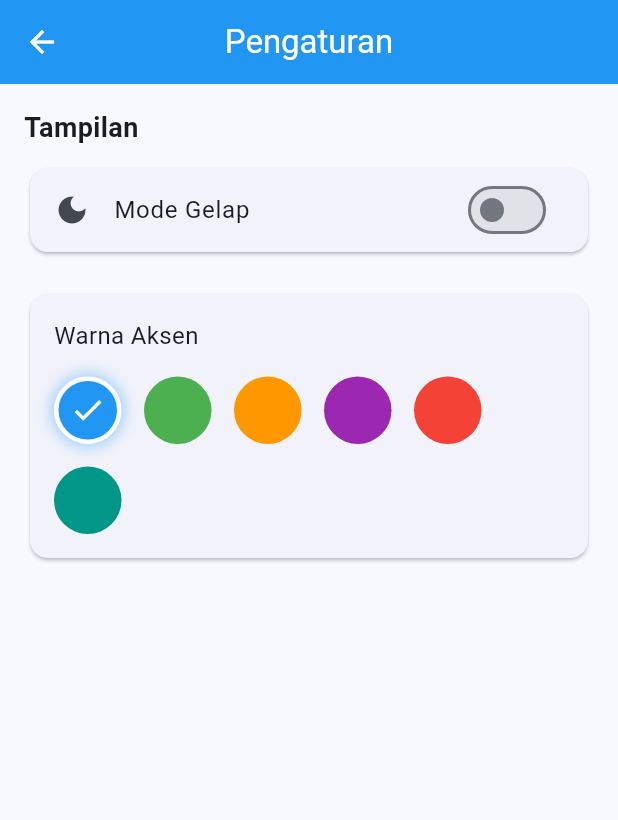
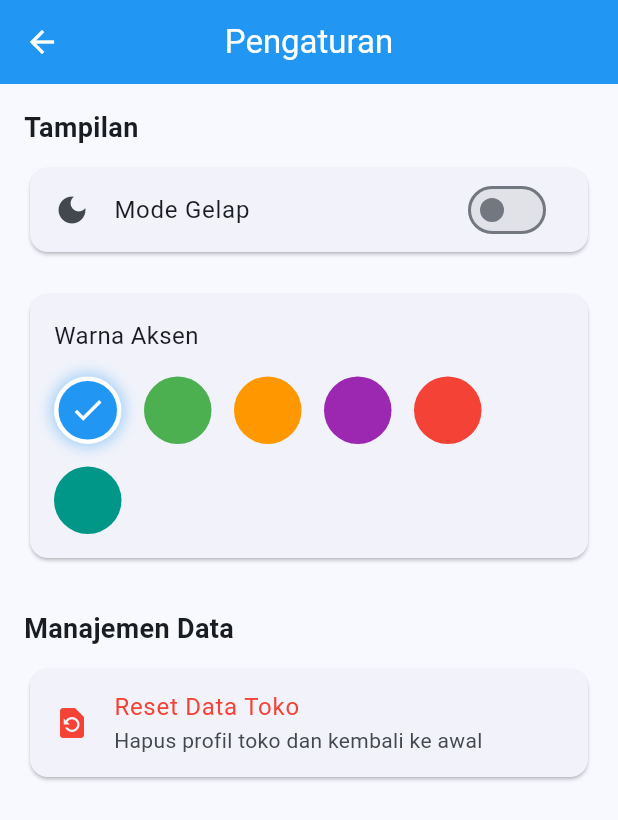
Before and after one commit to farrelarrayyan/POSsible, a Flutter app: the HomeScreen screen opened directly, after a tap on "Pengaturan", on a phone screen of 412 x 824 dp. Shown: the top 820 px of the screen. Run offline on Flutter 3.47's test engine with Material 3 defaults, Android fonts, the phone set to English and light mode, and no system bars; our stand-ins replace image_picker, shared_preferences; accounts and stored records are empty.

Commit message:
feat: OOBE and homescreen store display

```diff
--- a/lib/screens/home_screen.dart
+++ b/lib/screens/home_screen.dart
@@ -1,5 +1,8 @@
 import 'package:flutter/material.dart';
 import 'settings_screen.dart';
+import 'dart:io';
+import 'package:provider/provider.dart';
+import '../providers/store_provider.dart';
 
 class HomeScreen extends StatelessWidget {
   const HomeScreen({super.key});
@@ -26,18 +29,42 @@ class HomeScreen extends StatelessWidget {
         children: [
           const SizedBox(height: 40),
           // --- BAGIAN HEADER (Foto & Nama Toko) ---
-          const CircleAvatar(
+          Consumer<StoreProvider>(
+            builder: (context, storeProvider, child) {
+              return Column(
+                children: [
+                  CircleAvatar(
                     radius: 50,
-            // Temporary placehodler
-            child: Icon(Icons.storefront, size: 50),
+                    // Cek apakah ada path foto yang tersimpan
+                    backgroundImage: storeProvider.imagePath.isNotEmpty
+                        ? FileImage(File(storeProvider.imagePath))
+                        : null,
+                    child: storeProvider.imagePath.isEmpty
+                        ? const Icon(Icons.storefront, size: 50)
+                        : null,
                   ),
                   const SizedBox(height: 16),
-          const Text(
-            'Toko Placeholder',
-            style: TextStyle(
+                  Text(
+                    // Menampilkan nama toko
+                    storeProvider.storeName.isNotEmpty
+                        ? storeProvider.storeName
+                        : 'Nama Toko',
+                    style: const TextStyle(
                       fontSize: 26,
                       fontWeight: FontWeight.bold,
                     ),
+                  ),
+                  // Menampilkan lokasi toko
+                  if (storeProvider.storeLocation.isNotEmpty) ...[
+                    const SizedBox(height: 4),
+                    Text(
+                      storeProvider.storeLocation,
+                      style: const TextStyle(color: Colors.grey, fontSize: 16),
+                    ),
+                  ]
+                ],
+              );
+            },
           ),
 
           const SizedBox(height: 40),
--- a/lib/screens/settings_screen.dart
+++ b/lib/screens/settings_screen.dart
@@ -1,9 +1,56 @@
 import 'package:flutter/material.dart';
 import 'package:provider/provider.dart';
 import '../providers/theme_provider.dart';
+import '../providers/store_provider.dart';
+import 'oobe_screen.dart';
 
 class SettingsScreen extends StatelessWidget {
   const SettingsScreen({super.key});
+
+  // Fungsi untuk memunculkan dialog konfirmasi
+  void _showResetConfirmation(BuildContext context) {
+    showDialog(
+      context: context,
+      builder: (BuildContext dialogContext) {
+        return AlertDialog(
+          title: const Text('Reset Data Toko?'),
+          content: const Text(
+            'Apakah kamu yakin ingin menghapus nama toko, foto, dan lokasi? '
+            'Kamu akan dikembalikan ke layar awal aplikasi.',
+          ),
+          actions: [
+            TextButton(
+              onPressed: () {
+                Navigator.pop(dialogContext);
+              },
+              child: const Text('Batal'),
+            ),
+            ElevatedButton(
+              onPressed: () async {
+                Navigator.pop(dialogContext);
+
+                // Hapus data dari provider & memori
+                await Provider.of<StoreProvider>(context, listen: false).clearStoreInfo();
+
+                // Pindah ke OOBE
+                if (!context.mounted) return;
+                Navigator.pushAndRemoveUntil(
+                  context,
+                  MaterialPageRoute(builder: (context) => const OobeScreen()),
+                  (route) => false,
+                );
+              },
+              style: ElevatedButton.styleFrom(
+                backgroundColor: Colors.red,
+                foregroundColor: Colors.white,
+              ),
+              child: const Text('Ya, Reset'),
+            ),
+          ],
+        );
+      },
+    );
+  }
 
   @override
   Widget build(BuildContext context) {
@@ -79,6 +126,28 @@ class SettingsScreen extends StatelessWidget {
               ),
             ),
           ),
+
+          // Manajemen data (reset toko)
+          const SizedBox(height: 30),
+          const Text(
+            'Manajemen Data',
+            style: TextStyle(
+              fontSize: 18,
+              fontWeight: FontWeight.bold
+              )
+            ),
+          const SizedBox(height: 10),
+          Card(
+            elevation: 1,
+            shape: RoundedRectangleBorder(borderRadius: BorderRadius.circular(12)),
+            child: ListTile(
+              leading: const Icon(Icons.restore_page, color: Colors.red),
+              title: const Text('Reset Data Toko', style: TextStyle(color: Colors.red)),
+              subtitle: const Text('Hapus profil toko dan kembali ke awal'),
+              shape: RoundedRectangleBorder(borderRadius: BorderRadius.circular(12)),
+              onTap: () => _showResetConfirmation(context),
+            ),
+          ),
         ],
       ),
     );
--- a/pubspec.yaml
+++ b/pubspec.yaml
@@ -36,6 +36,9 @@ dependencies:
   cupertino_icons: ^1.0.8
   provider: ^6.1.2
   shared_preferences: ^2.2.3
+  image_picker: ^1.2.1
+  path_provider: ^2.1.5
+  path: ^1.9.1
 
 dev_dependencies:
   flutter_test:
```
Also changed, not shown: lib/main.dart (+13 -1 lines), lib/providers/store_provider.dart (added, +76 -0 lines), lib/screens/oobe_screen.dart (added, +202 -0 lines), pubspec.lock, 5 other files. Lines whose indentation alone changed are shown as unchanged.
